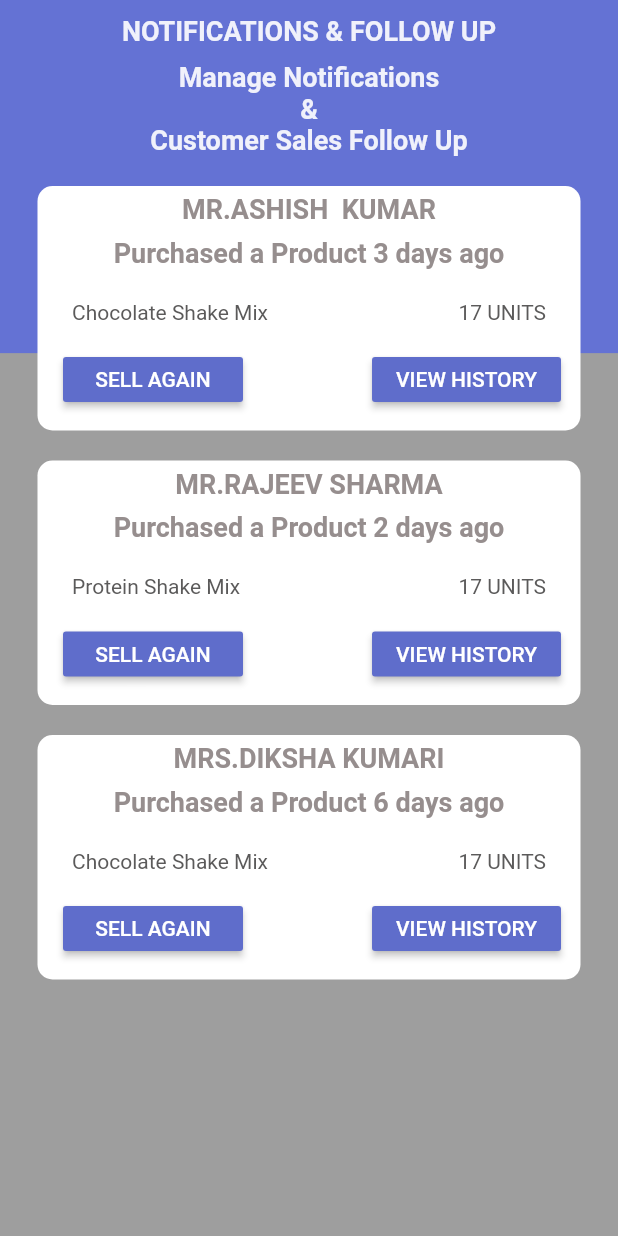
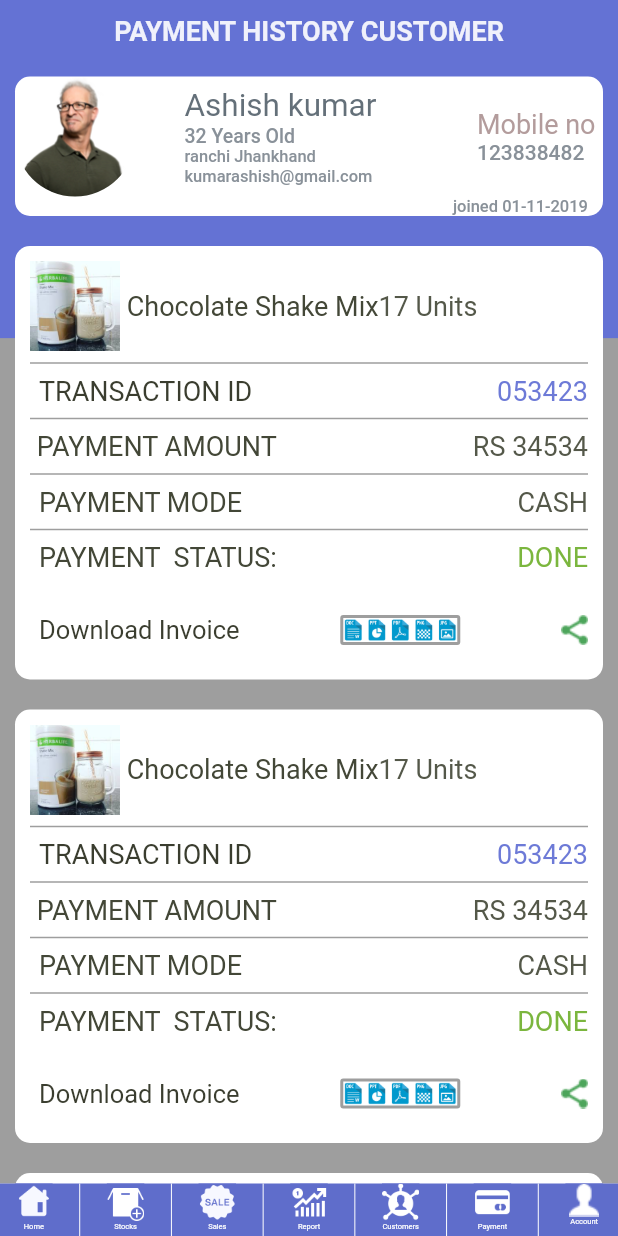
Before and after one commit to Aniket1298/Inventory, a Flutter app: the screen it shows after launch, on a phone screen of 412 x 824 dp. Run offline on Flutter 3.47's test engine with Material 2 defaults, Android fonts, the phone set to English and light mode, and no system bars; Roboto replaces fonts that are missing (Arial Narrow, Helvetica Neue, Kohinoor Devanagari).

Commit message:
Added some pages

```diff
--- a/lib/customer_payment_history.dart
+++ b/lib/customer_payment_history.dart
@@ -0,0 +1,386 @@
+import 'package:flutter/cupertino.dart';
+import 'package:flutter/material.dart';
+import 'background.dart';
+import 'navbar.dart';
+
+final products=[{'url':'assets/icons/product1.png','product_name':'Chocolate Shake Mix','payment_mode':'Cash','count':14,'transaction_id':23234234324,'payment_amount':64534,'payment_status':'DONE'},
+  {'url':'assets/icons/product1.png','product_name':'Chocolate Shake Mix','payment_mode':'Cash','count':14,'transaction_id':23234234324,'payment_amount':64534,'payment_status':'DONE'},{'url':'assets/icons/product1.png','product_name':'Chocolate Shake Mix','payment_mode':'Cash','count':14,'transaction_id':23234234324,'payment_amount':64534,'payment_status':'DONE'},
+  {'url':'assets/icons/product1.png','product_name':'Chocolate Shake Mix','payment_mode':'Cash','count':14,'transaction_id':23234234324,'payment_amount':64534,'payment_status':'DONE'},];
+class customer_payment_history extends StatelessWidget {
+  @override
+  Widget build(BuildContext context) {
+    return MaterialApp(
+      home:Scaffold(
+        bottomNavigationBar: bottomnav(),
+        body: CustomPaint(
+          painter: BluePainter(),
+          child: ListView(
+            controller: ScrollController(),
+            scrollDirection: Axis.vertical,
+            children: <Widget>[
+              Container(
+                margin: EdgeInsets.only(top:10),
+                child: Text(
+                  "PAYMENT HISTORY CUSTOMER",
+                  textAlign: TextAlign.center,
+                  style: TextStyle(
+                    fontFamily: "Kohinoor Devanagari",fontWeight: FontWeight.w700,
+                    fontSize: 18,
+                    color:Color(0xffffffff).withOpacity(0.90),
+                  ),
+                ),
+              ),
+              payments('Ashish kumar', 'ranchi Jhankhand', 32, 'kumarashish@gmail.com',123838482, 'joined 01-11-2019'),
+              ListView.builder(shrinkWrap: true,scrollDirection: Axis.vertical,
+                  itemCount: products.length,
+                  controller: ScrollController(),
+                  itemBuilder: (context,index){
+                    return product_payment();
+                  }
+              ),
+            ],
+          ),
+        ),
+      )
+    );
+
+  }
+}
+
+Widget payments(String name,String address,int age,String email,int mobile_no,String joined_date){
+  return Container(
+    width: 300,
+    margin: EdgeInsets.fromLTRB(10, 20, 10, 0),
+    decoration: new BoxDecoration(
+      color: Color(0xffffffff), //new Color.fromRGBO(255, 0, 0, 0.0),
+      borderRadius: new BorderRadius.all(Radius.circular(10)),
+    ),
+    child: Column(
+      children: <Widget>[
+        Container(
+          child: Row(
+            children: <Widget>[
+              Container(
+                width: 80.0,
+                height: 80.0,
+                margin: EdgeInsets.only(right:30),
+                decoration: new BoxDecoration(
+                  shape: BoxShape.circle,
+                  image: new DecorationImage(
+                    fit: BoxFit.fill,
+                    image: AssetImage('assets/icons/user1.png'),
+                  ),
+                ),
+              ),
+              Container(
+                padding: EdgeInsets.only(left:3),
+                child: Column(
+                  crossAxisAlignment: CrossAxisAlignment.start,
+                  mainAxisAlignment: MainAxisAlignment.start,
+                  children: <Widget>[
+                    Text(
+                      name,
+                      textAlign: TextAlign.end,
+                      style: TextStyle(
+                        fontFamily: "Arial Narrow",
+                        fontSize: 21,
+                        color:Color(0xff42505c).withOpacity(0.82),
+                      ),
+                    ),
+                    Text(
+                      "$age Years Old",
+                      textAlign: TextAlign.left,
+                      style: TextStyle(
+                        fontFamily: "Helvetica Neue",fontWeight: FontWeight.w500,
+                        fontSize: 13,
+                        color:Color(0xff899199),
+
+                      ),
+                    ),
+                    Text(
+                      address,
+                      textAlign: TextAlign.left,
+                      style: TextStyle(
+                        fontFamily: "Helvetica Neue",fontWeight: FontWeight.w500,
+                        fontSize: 11,
+                        color:Color(0xff899199),
+                      ),
+                    ),
+                    Text(
+                      email,
+                      style: TextStyle(
+                        fontFamily: "Helvetica Neue",fontWeight: FontWeight.w500,
+                        fontSize: 11,
+                        color:Color(0xff899199),
+                      ),
+                    ),
+                  ],
+                ),
+              ),
+              Spacer(flex: 2,),
+              Container(
+                child: Column(
+                  mainAxisAlignment: MainAxisAlignment.start,
+                  crossAxisAlignment: CrossAxisAlignment.start,
+                  children: <Widget>[
+                    Text(
+                      "Mobile no",
+                      textAlign: TextAlign.right,
+                      style: TextStyle(
+                        fontFamily: "Arial Narrow",
+                        fontSize: 18,
+                        color:Color(0xffb39c9c),
+                      ),
+                    ),
+                    Text(
+                      mobile_no.toString(),
+                      style: TextStyle(
+                        fontFamily: "Helvetica Neue",fontWeight: FontWeight.w500,
+                        fontSize: 14,
+                        color:Color(0xff899199),
+                      ),
+                    ),
+                    SizedBox(width: 0,)
+                  ],
+                ),
+              ),
+              SizedBox(width: 5,)
+
+            ],
+          ),
+        ),
+        Container(
+          child: Row(
+            mainAxisAlignment: MainAxisAlignment.end,
+            children: <Widget>[
+              Text(
+                joined_date,
+                textAlign: TextAlign.right,
+                style: TextStyle(
+                  fontFamily: "Helvetica Neue",fontWeight: FontWeight.w500,
+                  fontSize: 11,
+                  color:Color(0xff899199),
+                ),
+              ),
+              SizedBox(width: 10,),
+            ],
+          ),
+        )
+      ],
+    ),
+
+  );
+}
+
+
+Widget product_payment(){
+  return Container(
+    width: 300,
+    margin: EdgeInsets.fromLTRB(10, 20, 10, 0),
+    padding: EdgeInsets.all(10),
+    decoration: new BoxDecoration(
+      color: Color(0xffffffff), //new Color.fromRGBO(255, 0, 0, 0.0),
+      borderRadius: new BorderRadius.all(Radius.circular(10)),
+    ),
+    child: Column(
+      children: <Widget>[
+        Container(
+          child: Row(
+            mainAxisAlignment: MainAxisAlignment.spaceBetween,
+            children: <Widget>[
+              Container(
+                child: Row(
+                  mainAxisAlignment: MainAxisAlignment.spaceBetween,
+                  children: <Widget>[
+                    Container(
+                      width: 60.0,
+                      height: 60.0,
+                      decoration: new BoxDecoration(
+                        shape: BoxShape.rectangle,
+                        image: new DecorationImage(
+                          fit: BoxFit.fill,
+                          image: AssetImage('assets/icons/product1.png'),
+                        ),
+                      ),
+                    ),
+
+                    Container(
+                      child: Row(
+                        mainAxisAlignment: MainAxisAlignment.spaceBetween,
+                        children: <Widget>[
+                          Text(
+                            "Chocolate Shake Mix ",
+                            textAlign: TextAlign.right,
+                            style: TextStyle(
+                              fontFamily: "Arial Narrow",
+                              fontSize: 18,
+                              color:Color(0xff434737),
+                            ),
+                          ),
+                          Text(
+                            "17 Units",
+                            textAlign: TextAlign.right,
+                            style: TextStyle(
+                              fontFamily: "Arial Narrow",
+                              fontSize: 18,
+                              color:Color(0xff434737).withOpacity(0.91),
+                            ),
+                          ),
+                        ],
+                      ),
+                    ),
+                  ],
+                ),
+              ),
+            ],
+          ),
+        ),
+        Divider(color: Colors.grey,thickness: 1,),
+        Container(
+          padding: EdgeInsets.fromLTRB(6, 0, 0, 0),
+          child: Row(
+            mainAxisAlignment: MainAxisAlignment.spaceBetween,
+            children: <Widget>[
+              Text(
+                "TRANSACTION ID",
+                textAlign: TextAlign.right,
+                style: TextStyle(
+                  fontFamily: "Arial Narrow",
+                  fontSize: 18,
+                  color:Color(0xff3a3d2f),
+                ),
+              ),
+              Text(
+                '053423',
+                textAlign: TextAlign.right,
+                style: TextStyle(
+                  fontFamily: "Arial Narrow",
+                  fontSize: 18,
+                  color:Color(0xff6472d4).withOpacity(0.94),
+                ),
+              ),
+            ],
+          ),
+        ),
+        Divider(color: Colors.grey,thickness: 1,),
+        Container(
+          child: Row(
+            mainAxisAlignment: MainAxisAlignment.spaceBetween,
+            children: <Widget>[
+              Text(
+                "PAYMENT AMOUNT ",
+                textAlign: TextAlign.right,
+                style: TextStyle(
+                  fontFamily: "Arial Narrow",
+                  fontSize: 18,
+                  color:Color(0xff434737),
+                ),
+              ),
+              Text(
+                "RS 34534",
+                textAlign: TextAlign.right,
+                style: TextStyle(
+                  fontFamily: "Arial Narrow",
+                  fontSize: 18,
+                  color:Color(0xff434737).withOpacity(0.91),
+                ),
+              ),
+            ],
+          ),
+        ),
+        Divider(color: Colors.grey,thickness: 1,),
+        Container(
+          padding: EdgeInsets.fromLTRB(6, 0, 0, 0),
+          child: Row(
+            mainAxisAlignment: MainAxisAlignment.spaceBetween,
+            children: <Widget>[
+              Text(
+                "PAYMENT MODE",
+                textAlign: TextAlign.right,
+                style: TextStyle(
+                  fontFamily: "Arial Narrow",
+                  fontSize: 18,
+                  color:Color(0xff434737),
+                ),
+              ),
+              Text(
+                "CASH",
+                textAlign: TextAlign.right,
+                style: TextStyle(
+                  fontFamily: "Arial Narrow",
+                  fontSize: 18,
+                  color:Color(0xff434737).withOpacity(0.91),
+                ),
+              ),
+            ],
+          ),
+        ),
+        Divider(color: Colors.grey,thickness: 1,),
+        Container(
+          padding: EdgeInsets.fromLTRB(6, 0, 0, 0),
+          child: Row(
+            mainAxisAlignment: MainAxisAlignment.spaceBetween,
+            children: <Widget>[
+              Text(
+                "PAYMENT  STATUS:",
+                textAlign: TextAlign.right,
+                style: TextStyle(
+                  fontFamily: "Arial Narrow",
+                  fontSize: 18,
+                  color:Color(0xff434737),
+                ),
+              ),
+              Text(
+                'DONE',
+                textAlign: TextAlign.right,
+                style: TextStyle(
+                  fontFamily: "Arial Narrow",
+                  fontSize: 18,
+                  color:Color(0xff5da511).withOpacity(0.81),
+                ),
+              ),
+            ],
+          ),
+        ),
+        SizedBox(height: 15,),
+        Container(
+          padding: EdgeInsets.fromLTRB(6, 0, 0, 0),
+          child: Row(
+            mainAxisAlignment: MainAxisAlignment.spaceBetween,
+            children: <Widget>[
+              Text(
+                "Download Invoice",
+                textAlign: TextAlign.right,
+                style: TextStyle(
+                  fontFamily: "Arial Narrow",
+                  fontSize: 17,
+                  color:Color(0xff3a3d2f),
+                ),
+              ),
+              GestureDetector(
+                child: Container(
+                  width: 80,
+                  decoration: BoxDecoration(
+                    borderRadius: BorderRadius.circular(2),
+                    border: Border.all(width: 2.0, color:Colors.grey),
+                  ),
+                  child: Column(
+                    children: <Widget>[
+                      Center(
+                        child: Image.asset('assets/icons/invoice.png'),
+                      ),
+                    ],
+                  ),
+                ),
+              ),
+              Tab(icon: new Image.asset("assets/icons/stocks_white.png"),),
+
+              ],
+          ),
+        ),
+        //Tab(icon: new Image.asset("assets/icons/rupee.png"), text: ""),
+
+      ],
+    ),
+  );
+}
--- a/lib/customers.dart
+++ b/lib/customers.dart
@@ -8,5 +8,6 @@ class _customerState extends State<customer> {
   @override
   Widget build(BuildContext context) {
     return Container();
+
   }
 }
--- a/lib/homepage.dart
+++ b/lib/homepage.dart
@@ -1,4 +1,4 @@
-import 'package:flutter/material.dart';
+
 import 'package:flutter/cupertino.dart';
 import 'package:flutter/material.dart';
 import 'package:flutter/rendering.dart';
@@ -152,21 +152,34 @@ Widget Top=Container(
     ],
   ),
 );
-Column circularicon(String icon_name,String label)
-{
-  return Column(
-  children: <Widget>[
-    Center(child: (Tab(icon: new Image.asset(icon_name)))),
-    Center(child:new Text(
-      label,
-      style: TextStyle(
-        fontFamily: "Exo",fontWeight: FontWeight.w700,
-        fontSize: 30,
-        color:Color(0xffffffff),
-      ),
+Widget circularicon(icon_name,url,label){
+  Container(
+    child: Column(
+      children: <Widget>[
+        Container(
+          width:40,
+          height: 40,
+          decoration:BoxDecoration(
+            color:Colors.blue,
+            shape: BoxShape.circle
+          ),
+          child: Tab(
+            icon: Container(
+              child: Image(
+                image: AssetImage(
+                  'url',
+                ),
+                fit: BoxFit.cover,
+              ),
+              height: 100,
+              width: 100,
+            ),
+          ),
+        ),
+
+
+      ],
     ),
-    ),
-  ],
   );
 }
 
@@ -189,29 +202,10 @@ Widget links=Container(
         child: simplebutton('IMPORTANT lINKS',double.infinity,40)
       ),
       Container(
-        width: 80.0,
-        height: 80.0,
-        margin: EdgeInsets.only(right:30),
-        decoration: new BoxDecoration(
-          shape: BoxShape.circle,
-          color: Colors.blue,
-          image: new DecorationImage(
-            fit: BoxFit.fill,
-            image: AssetImage('assets/icons/chocshake.png'),
-          ),
+        child: Row(
+
         ),
-      ),
-  Container(
-    child: ListView.builder(shrinkWrap: true,scrollDirection: Axis.vertical,
-      itemCount: items.length,
-      itemBuilder: (context, index) {
-        return ListTile(
-          title: Text('${items[index]}'),
-        );
-      },
-    ),
-  ),
-
+      )
     ],
   ),
 );
--- a/lib/main.dart
+++ b/lib/main.dart
@@ -1,5 +1,6 @@
 import 'package:flutter/cupertino.dart';
 import 'package:flutter/material.dart';
+import 'package:hello/customer_payment_history.dart';
 // Uncomment lines 7 and 10 to view the visual layout at runtime.
 // import 'package:flutter/rendering.dart' show debugPaintSizeEnabled;
 import 'detail.dart';
@@ -7,11 +8,10 @@ import 'bottom.dart';
 import 'background.dart';
 import 'homepage.dart';
 import 'folloup.dart';
-final items = List<String>.generate(100, (i) => "Item $i");
-
+import 'customer_payment_history.dart';
 void main() {
   // debugPaintSizeEnabled = true;
-  runApp(Followup());
+  runApp(customer_payment_history());
 }
 class MyApp extends StatelessWidget {
   @override
--- a/lib/navbar.dart
+++ b/lib/navbar.dart
@@ -0,0 +1,83 @@
+import 'package:flutter/cupertino.dart';
+import 'package:flutter/material.dart';
+import 'package:flutter/rendering.dart';
+class bottomnav extends StatefulWidget {
+  @override
+  _bottomnavState createState() => _bottomnavState();
+}
+Widget botbutton(url,label){
+  return IconButton(
+    icon: new Image.asset(url),
+    tooltip: 'Home',
+    color: Colors.black,
+  );
+}
+Widget testbutton(url,label){
+  return Container(
+    width: 25,
+    height: 40,
+    child: GestureDetector(
+      child: Container(
+        width: 40,
+        color: Color(0xff5f6dcb),
+        child: Column(
+          children: <Widget>[
+            Center(
+              child: Image.asset(url),
+            ),
+            Text(label,style: TextStyle(fontSize: 5,color: Colors.white),),
+          ],
+        ),
+      ),
+    ),
+  );
+}
+class _bottomnavState extends State<bottomnav> {
+  @override
+  Widget build(BuildContext context) {
+    return Container(
+      height: 35,
+      width: 40,
+      decoration: BoxDecoration(
+        color: Color(0xff5f6dcb),
+      ),
+      child: Row(
+        mainAxisAlignment: MainAxisAlignment.spaceEvenly,
+        children: <Widget>[
+          testbutton('assets/icons/home_bottom.png','Home'),
+          VerticalDivider(color: Colors.white,),
+          testbutton('assets/icons/stocks_bot.png','Stocks'),
+          VerticalDivider(color: Colors.white,),
+          testbutton('assets/icons/sale_bottom.png','Sales'),
+          VerticalDivider(color: Colors.white,),
+          testbutton('assets/icons/report_bottom.png','Report'),
+          VerticalDivider(color: Colors.white,),
+          testbutton('assets/icons/customers_bottom.png','Customers'),
+          VerticalDivider(color: Colors.white,),
+          testbutton('assets/icons/payments.png','Payment'),
+          VerticalDivider(color: Colors.white,),
+          testbutton('assets/icons/account.png','Account'),
+        ],
+      ),
+    );
+  }
+}
+
+
+
+
+
+
+class sidenav extends StatefulWidget {
+  @override
+  _sidenavState createState() => _sidenavState();
+}
+
+class _sidenavState extends State<sidenav> {
+  @override
+  Widget build(BuildContext context) {
+    return Container(
+
+    );
+  }
+}
--- a/lib/signup.dart
+++ b/lib/signup.dart
@@ -0,0 +1,31 @@
+import 'package:flutter/cupertino.dart';
+import 'package:flutter/material.dart';
+import 'background.dart';
+import 'navbar.dart';
+
+class signup extends StatefulWidget {
+  @override
+  _signupState createState() => _signupState();
+}
+
+class _signupState extends State<signup> {
+  @override
+  Widget build(BuildContext context) {
+    return Container(
+    );
+  }
+}
+Widget  register(){
+  Container(
+    child: Column(
+      children: <Widget>[
+        Container(
+          child: Row(
+
+          ),
+        ),
+      ],
+    ),
+  );
+
+}
```
Also changed, not shown: IMG_20200427_113314.jpg (deleted), IMG_20200427_113413.jpg (deleted), IMG_20200427_113631.jpg (deleted), IMG_20200427_113651.jpg (deleted), IMG_20200427_113706.jpg (deleted), 1 other file.
